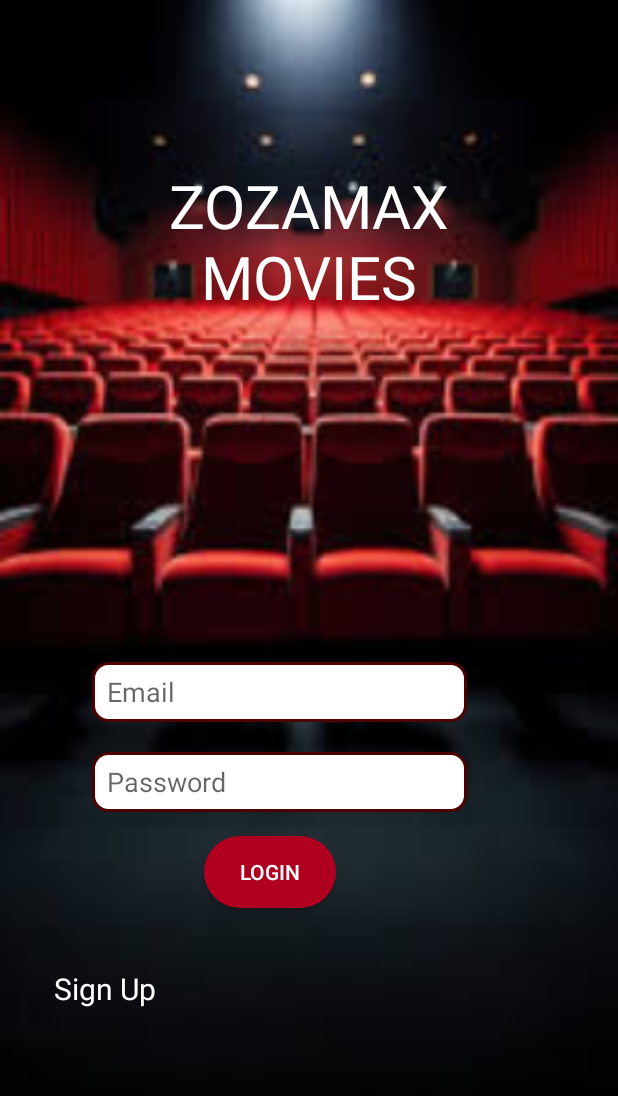
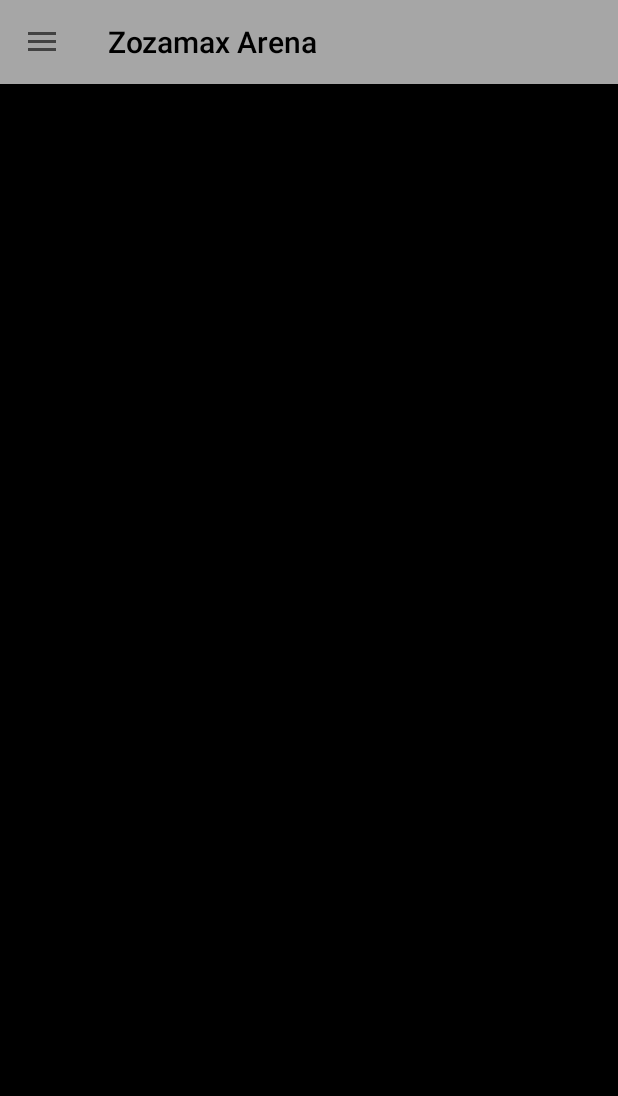
Before and after one commit to E-M-Code-Bases/Cohort-1-Group-3-Android, an Android app: the screen it shows after launch (MainActivity), on a phone screen of 412 x 824 dp. Shown: the top 1096 px of the screen. Run offline under Robolectric (Android 15) with nearby library versions, the phone set to English and light mode, and no system bars.

Commit message:
drawer's bar, Nav menu

```diff
--- a/Zozamax-Movies/app/src/main/AndroidManifest.xml
+++ b/Zozamax-Movies/app/src/main/AndroidManifest.xml
@@ -11,11 +11,8 @@
         android:roundIcon="@mipmap/ic_launcher_round"
         android:supportsRtl="true"
         android:theme="@style/Theme.Zozamax_app"
-        tools:targetApi="31">
-        <activity
-            android:name=".RegisterActivity"
-            android:exported="false"
-            android:theme="@style/Theme.Zozamax_app" />
+        tools:targetApi="34">
+
         <activity
             android:name=".MainActivity"
             android:exported="true">
--- a/Zozamax-Movies/app/src/main/java/com/example/zozamax_app/MainActivity.kt
+++ b/Zozamax-Movies/app/src/main/java/com/example/zozamax_app/MainActivity.kt
@@ -1,23 +1,71 @@
 package com.example.zozamax_app
 
 import android.annotation.SuppressLint
+import android.content.Intent
 import android.os.Bundle
+import android.util.Log
 import androidx.activity.enableEdgeToEdge
+import androidx.appcompat.app.ActionBarDrawerToggle
 import androidx.appcompat.app.AppCompatActivity
+import androidx.appcompat.widget.Toolbar
 import androidx.core.view.ViewCompat
 import androidx.core.view.WindowInsetsCompat
+import androidx.drawerlayout.widget.DrawerLayout
+import com.example.zozamax_app.fragments.SingleMovieFragment
+import com.google.android.material.navigation.NavigationView
 
 class MainActivity : AppCompatActivity() {
-    @SuppressLint("MissingInflatedId")
+    private lateinit var drawerLayout: DrawerLayout
+    private lateinit var toolbar: Toolbar
+
     override fun onCreate(savedInstanceState: Bundle?) {
         super.onCreate(savedInstanceState)
-        enableEdgeToEdge()
+
         setContentView(R.layout.activity_main)
-        ViewCompat.setOnApplyWindowInsetsListener(findViewById(R.id.main)) { v, insets ->
-            val systemBars = insets.getInsets(WindowInsetsCompat.Type.systemBars())
-            v.setPadding(systemBars.left, systemBars.top, systemBars.right, systemBars.bottom)
-            insets
+
+        setupNavigationView()
+        initializeViews()
+        setupToolbar()
+
+    }
+    private fun setupToolbar() {
+        setSupportActionBar(toolbar)
+        val toggle = ActionBarDrawerToggle(
+            this, drawerLayout, toolbar,
+            R.string.navigation_drawer_open,
+            R.string.navigation_drawer_close
+        )
+        drawerLayout.addDrawerListener(toggle)
+        toggle.syncState()
+    }
+    private fun initializeViews() {
+        drawerLayout = findViewById(R.id.drawerLayout)
+        toolbar = findViewById(R.id.toolbar)
+
+    }
+
+
+    private fun setupNavigationView() {
+        val navigationView = findViewById<NavigationView>(R.id.navigationView)
+        navigationView.setNavigationItemSelectedListener { menuItem ->
+            handleNavigationItemSelected(menuItem.itemId)
         }
     }
+    private fun handleNavigationItemSelected(itemId: Int): Boolean {
+        return when (itemId){
+            R.id.nowPlaying -> {
+                navigateTo(SingleMovieFragment::class.java)
+                true
+            }
 
+            else -> {
+                Log.w("Navigation", "Unhandled navigation item: $itemId")
+                false
+            }
+        }
+    }
+    private fun navigateTo(activityClass: Class<*>) {
+        startActivity(Intent(this, activityClass))
+        true
+    }
 }
--- a/Zozamax-Movies/app/src/main/res/layout/activity_main.xml
+++ b/Zozamax-Movies/app/src/main/res/layout/activity_main.xml
@@ -1,22 +1,35 @@
-<?xml version="1.0" encoding="utf-8"?>
-<androidx.constraintlayout.widget.ConstraintLayout xmlns:android="http://schemas.android.com/apk/res/android"
+<androidx.drawerlayout.widget.DrawerLayout
+    xmlns:android="http://schemas.android.com/apk/res/android"
     xmlns:app="http://schemas.android.com/apk/res-auto"
     xmlns:tools="http://schemas.android.com/tools"
-    android:id="@+id/main"
+    android:id="@+id/drawerLayout"
     android:layout_width="match_parent"
     android:layout_height="match_parent"
-    tools:context=".MainActivity">
+    android:background="@color/black">
+    <androidx.constraintlayout.widget.ConstraintLayout
+        android:layout_width="match_parent"
+        android:layout_height="match_parent"
+        android:orientation="vertical"
+        tools:context=".MainActivity" >
 
-    <fragment
-        android:id="@+id/nav_host_fragment_content_register"
-        android:name="androidx.navigation.fragment.NavHostFragment"
-        android:layout_width="0dp"
-        android:layout_height="0dp"
-        app:defaultNavHost="true"
-        app:layout_constraintBottom_toBottomOf="parent"
-        app:layout_constraintEnd_toEndOf="parent"
-        app:layout_constraintStart_toStartOf="parent"
-        app:layout_constraintTop_toTopOf="parent"
-        app:navGraph="@navigation/nav_graph" />
+        <androidx.appcompat.widget.Toolbar
+            android:id="@+id/toolbar"
+            android:layout_width="match_parent"
+            android:layout_height="?attr/actionBarSize"
+            android:background="@color/grey"
+            app:titleTextColor="@color/black"
+            app:layout_constraintTop_toTopOf="parent"
+            app:layout_constraintStart_toStartOf="parent"
+            app:layout_constraintEnd_toEndOf="parent" />
 
-</androidx.constraintlayout.widget.ConstraintLayout>
+    </androidx.constraintlayout.widget.ConstraintLayout>
+    <com.google.android.material.navigation.NavigationView
+        android:id="@+id/navigationView"
+        android:layout_width="wrap_content"
+        android:layout_height="match_parent"
+        android:layout_gravity="start"
+        app:menu="@menu/navigation_menu"
+        app:itemTextColor="@color/black"
+        android:background="@color/grey"/>
+
+</androidx.drawerlayout.widget.DrawerLayout>
--- /dev/null
+++ b/Zozamax-Movies/app/src/main/res/menu/navigation_menu.xml
@@ -0,0 +1,50 @@
+<?xml version="1.0" encoding="utf-8"?>
+<menu xmlns:android="http://schemas.android.com/apk/res/android">
+
+
+    <item
+        android:id="@+id/home"
+        android:title="Movies"
+        />
+    <item
+        android:id="@+id/nowPlaying"
+        android:title="Now Playing"
+        />
+    <item
+        android:id="@+id/popular"
+        android:title="Popular"
+        />
+    <item
+        android:id="@+id/upcoming"
+        android:title="Upcoming"
+        />
+    <item
+        android:id="@+id/topRated"
+        android:title="Top Rated"
+        />
+    <item
+        android:id="@+id/support"
+        android:title="Support"
+        />
+
+    <item
+        android:id="@+id/privacypolicy"
+        android:title="Privacy policy"
+        />
+    <item
+        android:id="@+id/aboutUs"
+        android:title="About"
+
+        />
+    <item
+        android:id="@+id/logout"
+        android:title="Logout"
+
+
+        />
+
+
+
+
+
+</menu>
--- a/Zozamax-Movies/app/src/main/res/values/strings.xml
+++ b/Zozamax-Movies/app/src/main/res/values/strings.xml
@@ -1,5 +1,5 @@
 <resources>
-    <string name="app_name">Zozamax_app</string>
+    <string name="app_name">Zozamax Arena</string>
     <!-- Strings related to login -->
     <string name="prompt_username">Username</string>
     <string name="prompt_email">Email</string>
@@ -54,4 +54,6 @@
         libero vel nunc consequat, quis tincidunt nisl eleifend. Cras bibendum enim a justo luctus
         vestibulum. Fusce dictum libero quis erat maximus, vitae volutpat diam dignissim.
     </string>
+    <string name="navigation_drawer_open">Open navigation drawer</string>
+    <string name="navigation_drawer_close">Close navigation drawer</string>
 </resources>
```
